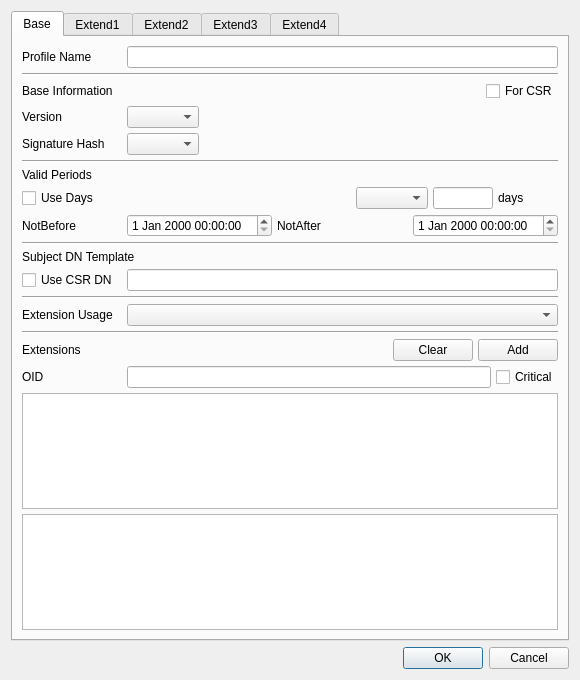
This is CertMan/make_cert_profile_dlg.ui in jykim74/CertMan as Qt 5 draws it before an edit. The edited form follows.
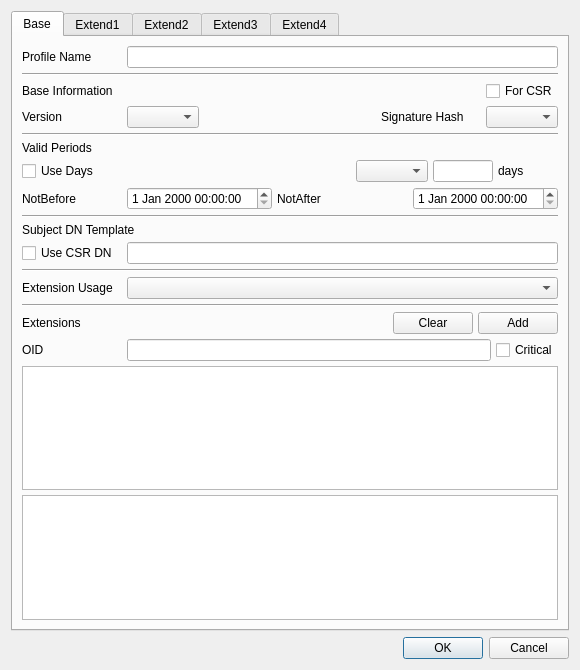
This is the edited form.

Commit message: UI 개선 및 열기 로그인 실패 시 DB 연결 해제 처리

Diff of the .ui file:
```diff
--- a/CertMan/make_cert_profile_dlg.ui
+++ b/CertMan/make_cert_profile_dlg.ui
@@ -7,7 +7,7 @@
     <x>0</x>
     <y>0</y>
     <width>580</width>
-    <height>680</height>
+    <height>670</height>
    </rect>
   </property>
   <property name="windowTitle">
@@ -27,160 +27,7 @@
        <property name="spacing">
         <number>5</number>
        </property>
-       <item row="7" column="0">
-        <widget class="QLabel" name="label_5">
-         <property name="text">
-          <string>Valid Periods</string>
-         </property>
-        </widget>
-       </item>
-       <item row="8" column="0">
-        <layout class="QGridLayout" name="gridLayout_9">
-         <property name="topMargin">
-          <number>0</number>
-         </property>
-         <item row="0" column="0">
-          <widget class="QCheckBox" name="mUseDaysCheck">
-           <property name="minimumSize">
-            <size>
-             <width>100</width>
-             <height>0</height>
-            </size>
-           </property>
-           <property name="maximumSize">
-            <size>
-             <width>100</width>
-             <height>16777215</height>
-            </size>
-           </property>
-           <property name="text">
-            <string>Use Days</string>
-           </property>
-          </widget>
-         </item>
-         <item row="0" column="1">
-          <spacer name="horizontalSpacer_3">
-           <property name="orientation">
-            <enum>Qt::Horizontal</enum>
-           </property>
-           <property name="sizeHint" stdset="0">
-            <size>
-             <width>40</width>
-             <height>20</height>
-            </size>
-           </property>
-          </spacer>
-         </item>
-         <item row="0" column="3">
-          <widget class="QLineEdit" name="mDaysText">
-           <property name="maximumSize">
-            <size>
-             <width>60</width>
-             <height>16777215</height>
-            </size>
-           </property>
-          </widget>
-         </item>
-         <item row="0" column="4">
-          <widget class="QLabel" name="mDaysLabel">
-           <property name="minimumSize">
-            <size>
-             <width>60</width>
-             <height>0</height>
-            </size>
-           </property>
-           <property name="maximumSize">
-            <size>
-             <width>60</width>
-             <height>16777215</height>
-            </size>
-           </property>
-           <property name="text">
-            <string>days</string>
-           </property>
-          </widget>
-         </item>
-         <item row="0" column="2">
-          <widget class="QComboBox" name="mDaysTypeCombo"/>
-         </item>
-        </layout>
-       </item>
-       <item row="14" column="0">
-        <layout class="QGridLayout" name="gridLayout_28">
-         <property name="topMargin">
-          <number>0</number>
-         </property>
-         <item row="0" column="0">
-          <widget class="QLabel" name="label_6">
-           <property name="minimumSize">
-            <size>
-             <width>100</width>
-             <height>0</height>
-            </size>
-           </property>
-           <property name="maximumSize">
-            <size>
-             <width>16777215</width>
-             <height>16777215</height>
-            </size>
-           </property>
-           <property name="text">
-            <string>Extension Usage</string>
-           </property>
-          </widget>
-         </item>
-         <item row="0" column="1">
-          <widget class="QComboBox" name="mExtUsageCombo">
-           <property name="sizePolicy">
-            <sizepolicy hsizetype="Expanding" vsizetype="Fixed">
-             <horstretch>0</horstretch>
-             <verstretch>0</verstretch>
-            </sizepolicy>
-           </property>
-           <property name="sizeAdjustPolicy">
-            <enum>QComboBox::AdjustToContentsOnFirstShow</enum>
-           </property>
-          </widget>
-         </item>
-        </layout>
-       </item>
-       <item row="17" column="0">
-        <layout class="QGridLayout" name="gridLayout_26">
-         <property name="topMargin">
-          <number>0</number>
-         </property>
-         <item row="0" column="1">
-          <widget class="QLabel" name="label_34">
-           <property name="minimumSize">
-            <size>
-             <width>100</width>
-             <height>0</height>
-            </size>
-           </property>
-           <property name="maximumSize">
-            <size>
-             <width>100</width>
-             <height>16777215</height>
-            </size>
-           </property>
-           <property name="text">
-            <string>OID</string>
-           </property>
-          </widget>
-         </item>
-         <item row="0" column="2">
-          <widget class="QLineEdit" name="mExtensionsOIDText"/>
-         </item>
-         <item row="0" column="3">
-          <widget class="QCheckBox" name="mExtensionsCriticalCheck">
-           <property name="text">
-            <string>Critical</string>
-           </property>
-          </widget>
-         </item>
-        </layout>
-       </item>
-       <item row="12" column="0">
+       <item row="11" column="0">
         <layout class="QGridLayout" name="gridLayout_11">
          <property name="topMargin">
           <number>0</number>
@@ -217,6 +64,19 @@
          <item row="0" column="1">
           <widget class="QComboBox" name="mVersionCombo"/>
          </item>
+         <item row="0" column="2">
+          <spacer name="horizontalSpacer">
+           <property name="orientation">
+            <enum>Qt::Horizontal</enum>
+           </property>
+           <property name="sizeHint" stdset="0">
+            <size>
+             <width>40</width>
+             <height>20</height>
+            </size>
+           </property>
+          </spacer>
+         </item>
          <item row="0" column="0">
           <widget class="QLabel" name="label_3">
            <property name="minimumSize">
@@ -236,37 +96,7 @@
            </property>
           </widget>
          </item>
-         <item row="0" column="2">
-          <spacer name="horizontalSpacer">
-           <property name="orientation">
-            <enum>Qt::Horizontal</enum>
-           </property>
-           <property name="sizeHint" stdset="0">
-            <size>
-             <width>40</width>
-             <height>20</height>
-            </size>
-           </property>
-          </spacer>
-         </item>
-        </layout>
-       </item>
-       <item row="11" column="0">
-        <widget class="QLabel" name="label_9">
-         <property name="text">
-          <string>Subject DN Template</string>
-         </property>
-        </widget>
-       </item>
-       <item row="5" column="0">
-        <layout class="QGridLayout" name="gridLayout_8">
-         <property name="topMargin">
-          <number>0</number>
-         </property>
-         <item row="0" column="1">
-          <widget class="QComboBox" name="mHashCombo"/>
-         </item>
-         <item row="0" column="0">
+         <item row="0" column="3">
           <widget class="QLabel" name="label_4">
            <property name="minimumSize">
             <size>
@@ -285,18 +115,8 @@
            </property>
           </widget>
          </item>
-         <item row="0" column="2">
-          <spacer name="horizontalSpacer_2">
-           <property name="orientation">
-            <enum>Qt::Horizontal</enum>
-           </property>
-           <property name="sizeHint" stdset="0">
-            <size>
-             <width>40</width>
-             <height>20</height>
-            </size>
-           </property>
-          </spacer>
+         <item row="0" column="4">
+          <widget class="QComboBox" name="mHashCombo"/>
          </item>
         </layout>
        </item>
@@ -326,22 +146,55 @@
          </item>
         </layout>
        </item>
-       <item row="6" column="0">
-        <widget class="Line" name="line_11">
+       <item row="10" column="0">
+        <widget class="QLabel" name="label_9">
+         <property name="text">
+          <string>Subject DN Template</string>
+         </property>
+        </widget>
+       </item>
+       <item row="9" column="0">
+        <widget class="Line" name="line_12">
          <property name="orientation">
           <enum>Qt::Horizontal</enum>
          </property>
         </widget>
        </item>
-       <item row="18" column="0">
-        <widget class="QPlainTextEdit" name="mExtensionsValueText"/>
-       </item>
-       <item row="19" column="0">
-        <widget class="QTableWidget" name="mExtensionsTable">
-         <property name="contextMenuPolicy">
-          <enum>Qt::CustomContextMenu</enum>
+       <item row="16" column="0">
+        <layout class="QGridLayout" name="gridLayout_26">
+         <property name="topMargin">
+          <number>0</number>
          </property>
-        </widget>
+         <item row="0" column="1">
+          <widget class="QLabel" name="label_34">
+           <property name="minimumSize">
+            <size>
+             <width>100</width>
+             <height>0</height>
+            </size>
+           </property>
+           <property name="maximumSize">
+            <size>
+             <width>100</width>
+             <height>16777215</height>
+            </size>
+           </property>
+           <property name="text">
+            <string>OID</string>
+           </property>
+          </widget>
+         </item>
+         <item row="0" column="2">
+          <widget class="QLineEdit" name="mExtensionsOIDText"/>
+         </item>
+         <item row="0" column="3">
+          <widget class="QCheckBox" name="mExtensionsCriticalCheck">
+           <property name="text">
+            <string>Critical</string>
+           </property>
+          </widget>
+         </item>
+        </layout>
        </item>
        <item row="2" column="0">
         <layout class="QGridLayout" name="gridLayout_27">
@@ -389,7 +242,21 @@
          </item>
         </layout>
        </item>
-       <item row="16" column="0">
+       <item row="6" column="0">
+        <widget class="QLabel" name="label_5">
+         <property name="text">
+          <string>Valid Periods</string>
+         </property>
+        </widget>
+       </item>
+       <item row="14" column="0">
+        <widget class="Line" name="line_14">
+         <property name="orientation">
+          <enum>Qt::Horizontal</enum>
+         </property>
+        </widget>
+       </item>
+       <item row="15" column="0">
         <layout class="QGridLayout" name="gridLayout_25">
          <property name="topMargin">
           <number>0</number>
@@ -442,28 +309,46 @@
          </item>
         </layout>
        </item>
-       <item row="10" column="0">
-        <widget class="Line" name="line_12">
-         <property name="orientation">
-          <enum>Qt::Horizontal</enum>
-         </property>
-        </widget>
-       </item>
        <item row="13" column="0">
-        <widget class="Line" name="line_13">
-         <property name="orientation">
-          <enum>Qt::Horizontal</enum>
+        <layout class="QGridLayout" name="gridLayout_28">
+         <property name="topMargin">
+          <number>0</number>
          </property>
-        </widget>
+         <item row="0" column="0">
+          <widget class="QLabel" name="label_6">
+           <property name="minimumSize">
+            <size>
+             <width>100</width>
+             <height>0</height>
+            </size>
+           </property>
+           <property name="maximumSize">
+            <size>
+             <width>16777215</width>
+             <height>16777215</height>
+            </size>
+           </property>
+           <property name="text">
+            <string>Extension Usage</string>
+           </property>
+          </widget>
+         </item>
+         <item row="0" column="1">
+          <widget class="QComboBox" name="mExtUsageCombo">
+           <property name="sizePolicy">
+            <sizepolicy hsizetype="Expanding" vsizetype="Fixed">
+             <horstretch>0</horstretch>
+             <verstretch>0</verstretch>
+            </sizepolicy>
+           </property>
+           <property name="sizeAdjustPolicy">
+            <enum>QComboBox::AdjustToContentsOnFirstShow</enum>
+           </property>
+          </widget>
+         </item>
+        </layout>
        </item>
-       <item row="1" column="0">
-        <widget class="Line" name="line_10">
-         <property name="orientation">
-          <enum>Qt::Horizontal</enum>
-         </property>
-        </widget>
-       </item>
-       <item row="9" column="0">
+       <item row="8" column="0">
         <layout class="QGridLayout" name="gridLayout_10">
          <property name="topMargin">
           <number>0</number>
@@ -502,13 +387,108 @@
          </item>
         </layout>
        </item>
-       <item row="15" column="0">
-        <widget class="Line" name="line_14">
+       <item row="1" column="0">
+        <widget class="Line" name="line_10">
          <property name="orientation">
           <enum>Qt::Horizontal</enum>
          </property>
         </widget>
        </item>
+       <item row="18" column="0">
+        <widget class="QTableWidget" name="mExtensionsTable">
+         <property name="contextMenuPolicy">
+          <enum>Qt::CustomContextMenu</enum>
+         </property>
+        </widget>
+       </item>
+       <item row="12" column="0">
+        <widget class="Line" name="line_13">
+         <property name="orientation">
+          <enum>Qt::Horizontal</enum>
+         </property>
+        </widget>
+       </item>
+       <item row="5" column="0">
+        <widget class="Line" name="line_11">
+         <property name="orientation">
+          <enum>Qt::Horizontal</enum>
+         </property>
+        </widget>
+       </item>
+       <item row="17" column="0">
+        <widget class="QPlainTextEdit" name="mExtensionsValueText"/>
+       </item>
+       <item row="7" column="0">
+        <layout class="QGridLayout" name="gridLayout_9">
+         <property name="topMargin">
+          <number>0</number>
+         </property>
+         <item row="0" column="0">
+          <widget class="QCheckBox" name="mUseDaysCheck">
+           <property name="minimumSize">
+            <size>
+             <width>100</width>
+             <height>0</height>
+            </size>
+           </property>
+           <property name="maximumSize">
+            <size>
+             <width>100</width>
+             <height>16777215</height>
+            </size>
+           </property>
+           <property name="text">
+            <string>Use Days</string>
+           </property>
+          </widget>
+         </item>
+         <item row="0" column="1">
+          <spacer name="horizontalSpacer_3">
+           <property name="orientation">
+            <enum>Qt::Horizontal</enum>
+           </property>
+           <property name="sizeHint" stdset="0">
+            <size>
+             <width>40</width>
+             <height>20</height>
+            </size>
+           </property>
+          </spacer>
+         </item>
+         <item row="0" column="3">
+          <widget class="QLineEdit" name="mDaysText">
+           <property name="maximumSize">
+            <size>
+             <width>60</width>
+             <height>16777215</height>
+            </size>
+           </property>
+          </widget>
+         </item>
+         <item row="0" column="4">
+          <widget class="QLabel" name="mDaysLabel">
+           <property name="minimumSize">
+            <size>
+             <width>60</width>
+             <height>0</height>
+            </size>
+           </property>
+           <property name="maximumSize">
+            <size>
+             <width>60</width>
+             <height>16777215</height>
+            </size>
+           </property>
+           <property name="text">
+            <string>days</string>
+           </property>
+          </widget>
+         </item>
+         <item row="0" column="2">
+          <widget class="QComboBox" name="mDaysTypeCombo"/>
+         </item>
+        </layout>
+       </item>
       </layout>
      </widget>
      <widget class="QWidget" name="mExtend1Tab">
```
Left out of the diff: 1 changed line with no effect on the pictures. The commit also changes 2 other files.
